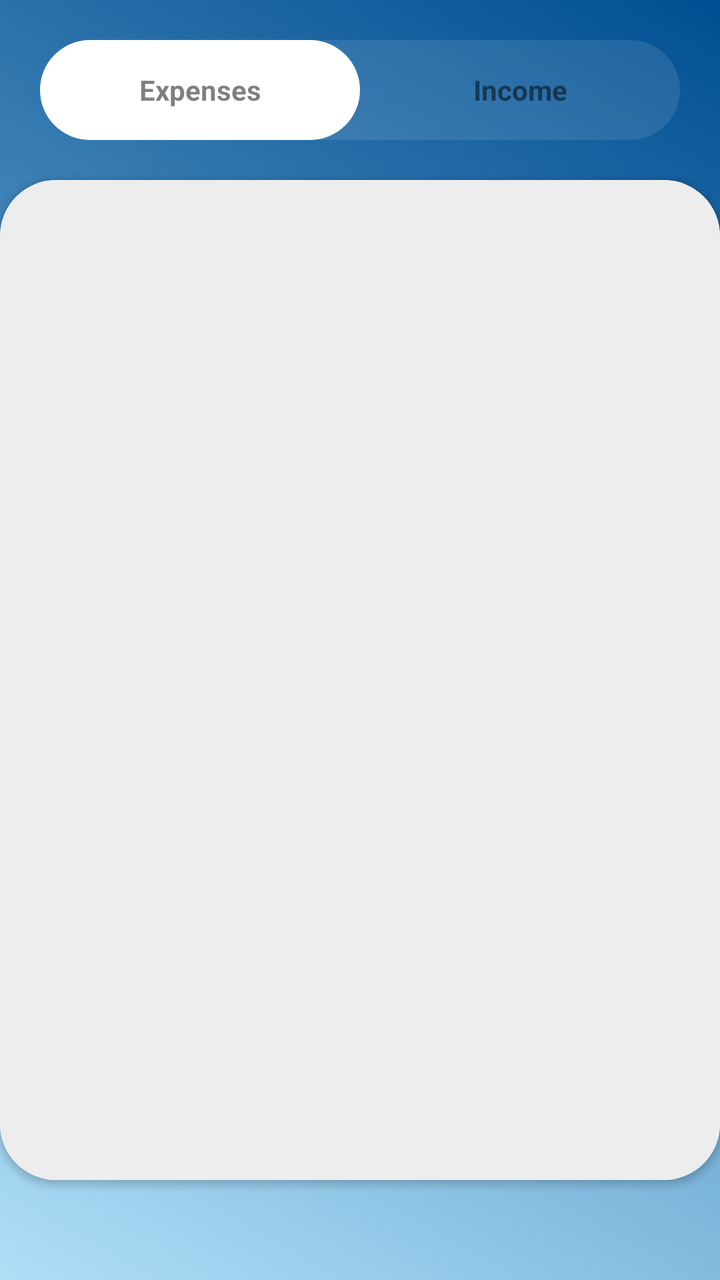
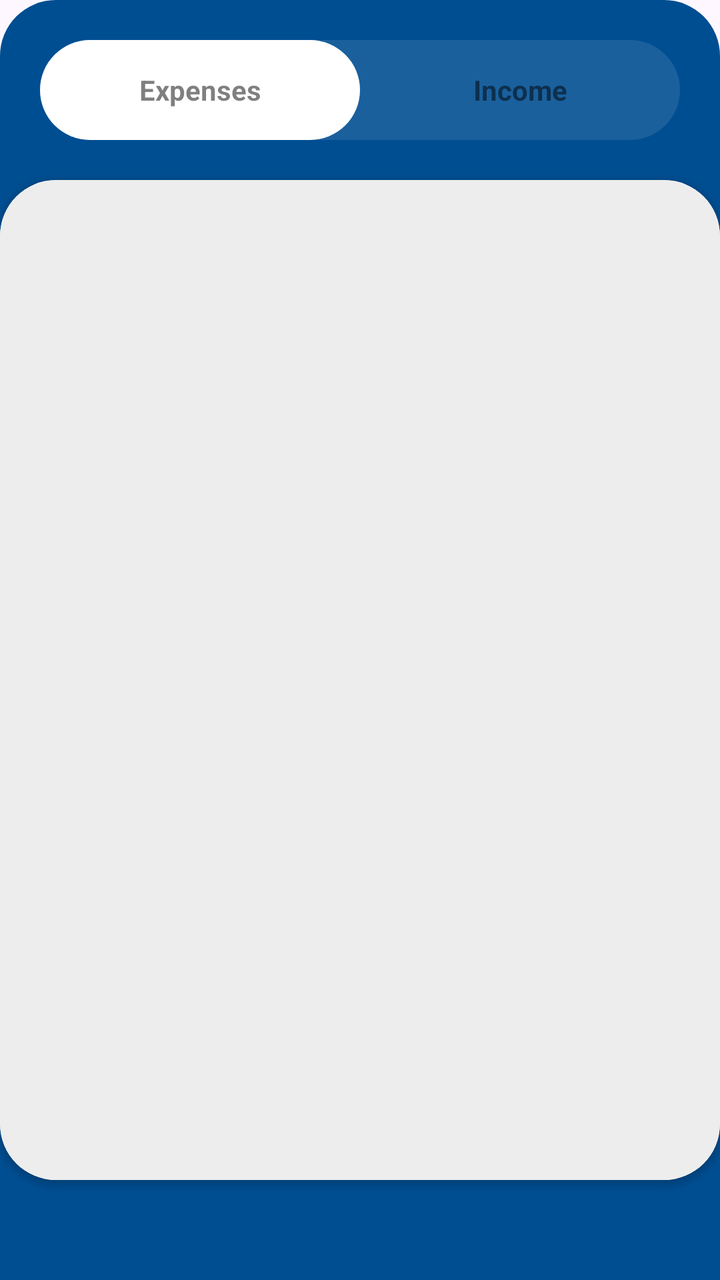

Screens rendered from an Android XML layout before and after an edit, with the pre-edit source and the edit as a unified diff.
<!-- AndroidManifest.xml: application theme Theme.Budget_Planner -->
<!-- res/layout/bottom_sheet_dialog.xml -->
<?xml version="1.0" encoding="utf-8"?>
<RelativeLayout
    xmlns:android="http://schemas.android.com/apk/res/android"
    android:layout_width="match_parent"
    android:layout_height="500dp"
    android:background="@drawable/backgroung_gradient"
    xmlns:app="http://schemas.android.com/apk/res-auto">

    <RelativeLayout
        android:id="@+id/upperLayout"
        android:layout_width="match_parent"
        android:layout_height="wrap_content"
        >

        <LinearLayout
            android:id="@+id/tabs_layout"
            android:layout_width="match_parent"
            android:layout_height="wrap_content"
            android:orientation="horizontal"
            android:background="@drawable/round_back_for_tabs"
            android:weightSum="2"
            android:layout_margin="20dp">
            <TextView
                android:id="@+id/expenses_cat"
                android:layout_width="0dp"
                android:layout_height="50dp"
                android:background="@drawable/round_shape_for_tabs"
                android:layout_weight="1"
                android:textStyle="bold"
                android:gravity="center"
                android:text="Expenses"
                android:textColor="#80000000"/>
            <TextView
                android:id="@+id/income_cat"
                android:layout_width="0dp"
                android:layout_height="50dp"
                android:layout_weight="1"
                android:textStyle="bold"
                android:gravity="center"
                android:text="Income"
                android:textColor="#80000000"/>
        </LinearLayout>

    </RelativeLayout>

    <androidx.cardview.widget.CardView
        android:layout_width="match_parent"
        android:layout_height="500dp"
    android:layout_below="@id/upperLayout"
    app:cardCornerRadius="28dp"
    android:layout_marginBottom="-20dp">

    <LinearLayout
        android:layout_width="match_parent"
        android:layout_height="match_parent"
        android:orientation="vertical"
        android:padding="28dp"
        android:background="#EDEDED">

        

    </LinearLayout>
    <androidx.fragment.app.FragmentContainerView
        android:id="@+id/fragmentcontainer"
        android:layout_width="match_parent"
        android:layout_height="match_parent"
        android:layout_below="@id/upperLayout" />

</androidx.cardview.widget.CardView>

    </RelativeLayout>
<!-- resources referenced by this layout -->
<resources>
  <!-- drawable backgroung_gradient (drawable) -->
  <?xml version="1.0" encoding="utf-8"?>
  <shape xmlns:android="http://schemas.android.com/apk/res/android">
      <gradient
          android:type="linear"
          android:angle="45"
          android:startColor="#AEDFF7"
          android:endColor="#004E92"></gradient>
  </shape>
  <!-- drawable round_back_for_tabs (drawable) -->
  <?xml version="1.0" encoding="utf-8"?>
  <shape xmlns:android="http://schemas.android.com/apk/res/android"
      android:shape="rectangle">
  <solid android:color="#1AFFFFFF"/>
      <corners android:radius="100dp"/>
  </shape>
  <!-- drawable round_shape_for_tabs (drawable) -->
  <?xml version="1.0" encoding="utf-8"?>
  <shape xmlns:android="http://schemas.android.com/apk/res/android"
      android:shape="rectangle">
      <corners android:radius="100dp"/>
      <solid android:color="#FFFFFF"/>
  </shape>
  <style name="Theme.Budget_Planner" parent="Base.Theme.Budget_Planner" />
  <style name="Base.Theme.Budget_Planner" parent="Theme.Material3.DayNight.NoActionBar">
          
          
      </style>
</resources>

<!-- the commit's change to res/layout/bottom_sheet_dialog.xml (unified diff, before → after) -->
@@ -3,8 +3,10 @@
     xmlns:android="http://schemas.android.com/apk/res/android"
     android:layout_width="match_parent"
     android:layout_height="500dp"
-    android:background="@drawable/backgroung_gradient"
-    xmlns:app="http://schemas.android.com/apk/res-auto">
+    xmlns:app="http://schemas.android.com/apk/res-auto"
+    style="@style/RoundedBottomSheetDialog">
+
+
 
     <RelativeLayout
         android:id="@+id/upperLayout"
@@ -46,26 +48,26 @@
     <androidx.cardview.widget.CardView
         android:layout_width="match_parent"
         android:layout_height="500dp"
-    android:layout_below="@id/upperLayout"
-    app:cardCornerRadius="28dp"
-    android:layout_marginBottom="-20dp">
+        android:layout_below="@id/upperLayout"
+        app:cardCornerRadius="28dp"
+        android:layout_marginBottom="-20dp">
 
-    <LinearLayout
-        android:layout_width="match_parent"
-        android:layout_height="match_parent"
-        android:orientation="vertical"
-        android:padding="28dp"
-        android:background="#EDEDED">
+        <LinearLayout
+            android:layout_width="match_parent"
+            android:layout_height="match_parent"
+            android:orientation="vertical"
+            android:padding="28dp"
+            android:background="#EDEDED">
 
-        
+            
 
-    </LinearLayout>
-    <androidx.fragment.app.FragmentContainerView
-        android:id="@+id/fragmentcontainer"
-        android:layout_width="match_parent"
-        android:layout_height="match_parent"
-        android:layout_below="@id/upperLayout" />
+        </LinearLayout>
+        <androidx.fragment.app.FragmentContainerView
+            android:id="@+id/fragmentcontainer"
+            android:layout_width="match_parent"
+            android:layout_height="match_parent"
+            android:layout_below="@id/upperLayout" />
 
-</androidx.cardview.widget.CardView>
+    </androidx.cardview.widget.CardView>
 
-    </RelativeLayout>
+</RelativeLayout>
<!-- resource entries referenced after the edit -->
@@ -1,14 +1,5 @@
 <!-- resources referenced by this layout -->
 <resources>
-  <!-- drawable backgroung_gradient (drawable) -->
-  <?xml version="1.0" encoding="utf-8"?>
-  <shape xmlns:android="http://schemas.android.com/apk/res/android">
-      <gradient
-          android:type="linear"
-          android:angle="45"
-          android:startColor="#AEDFF7"
-          android:endColor="#004E92"></gradient>
-  </shape>
   <!-- drawable round_back_for_tabs (drawable) -->
   <?xml version="1.0" encoding="utf-8"?>
   <shape xmlns:android="http://schemas.android.com/apk/res/android"
@@ -23,7 +14,18 @@
       <corners android:radius="100dp"/>
       <solid android:color="#FFFFFF"/>
   </shape>
+  <style name="RoundedBottomSheetDialog" parent="Theme.Design.BottomSheetDialog">
+          <item name="android:background">@drawable/bottom_sheet_round_corners</item>
+      </style>
   <style name="Theme.Budget_Planner" parent="Base.Theme.Budget_Planner" />
+  <!-- drawable bottom_sheet_round_corners (drawable) -->
+  <?xml version="1.0" encoding="utf-8"?>
+  <shape xmlns:android="http://schemas.android.com/apk/res/android"
+      android:shape="rectangle">
+      <solid android:color="#004E92"/>
+      <corners android:topLeftRadius="28dp"
+          android:topRightRadius="28dp"/>
+  </shape>
   <style name="Base.Theme.Budget_Planner" parent="Theme.Material3.DayNight.NoActionBar">
           
           
